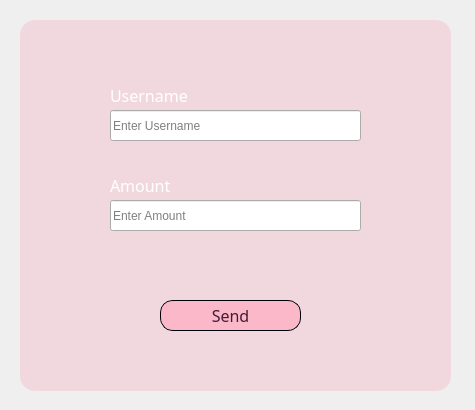
Qt form m7fazty/sendmoney_dialog.ui (Roro-2004/m7fazty) before a commit.
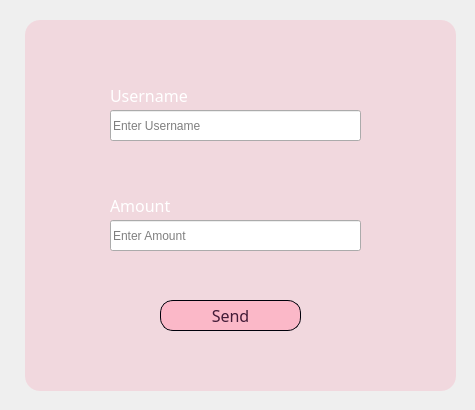
The same form after that commit. Icons and pictures are not drawn.

Diff of the .ui file:
```diff
--- a/m7fazty/sendmoney_dialog.ui
+++ b/m7fazty/sendmoney_dialog.ui
@@ -17,7 +17,7 @@
    <property name="geometry">
     <rect>
      <x>110</x>
-     <y>200</y>
+     <y>220</y>
      <width>251</width>
      <height>31</height>
     </rect>
@@ -80,7 +80,7 @@
    <property name="geometry">
     <rect>
      <x>110</x>
-     <y>170</y>
+     <y>190</y>
      <width>111</width>
      <height>31</height>
     </rect>
@@ -335,7 +335,7 @@
   <widget class="QPushButton" name="pushButton">
    <property name="geometry">
     <rect>
-     <x>20</x>
+     <x>25</x>
      <y>20</y>
      <width>431</width>
      <height>371</height>
```
